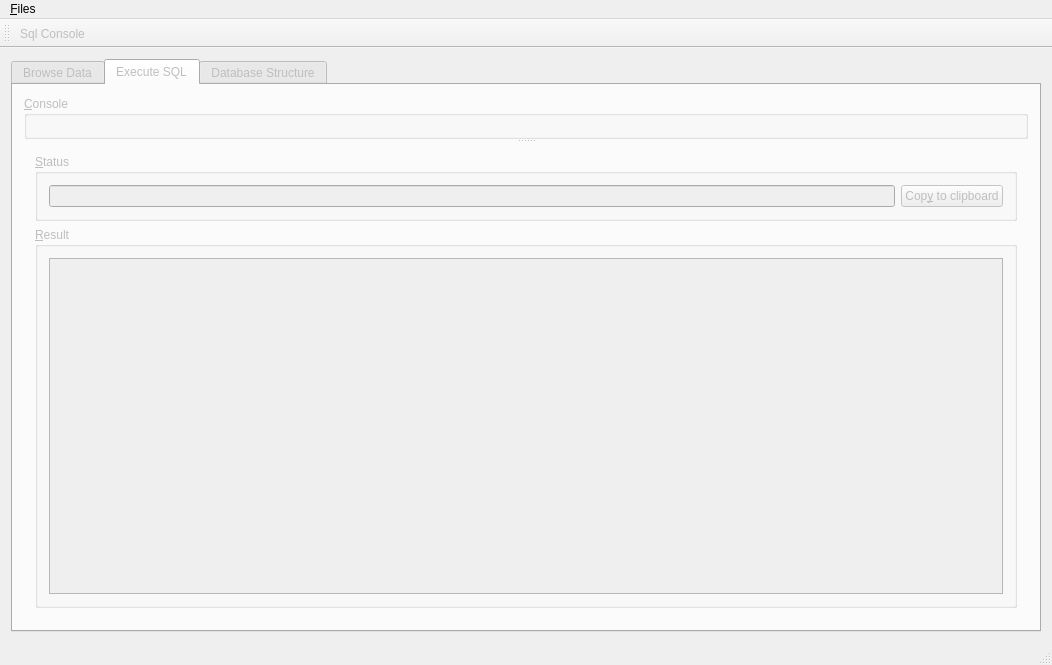
Above: src/MainWindow.ui from mowijo/BinOculars before the change. Below: the same form after it.
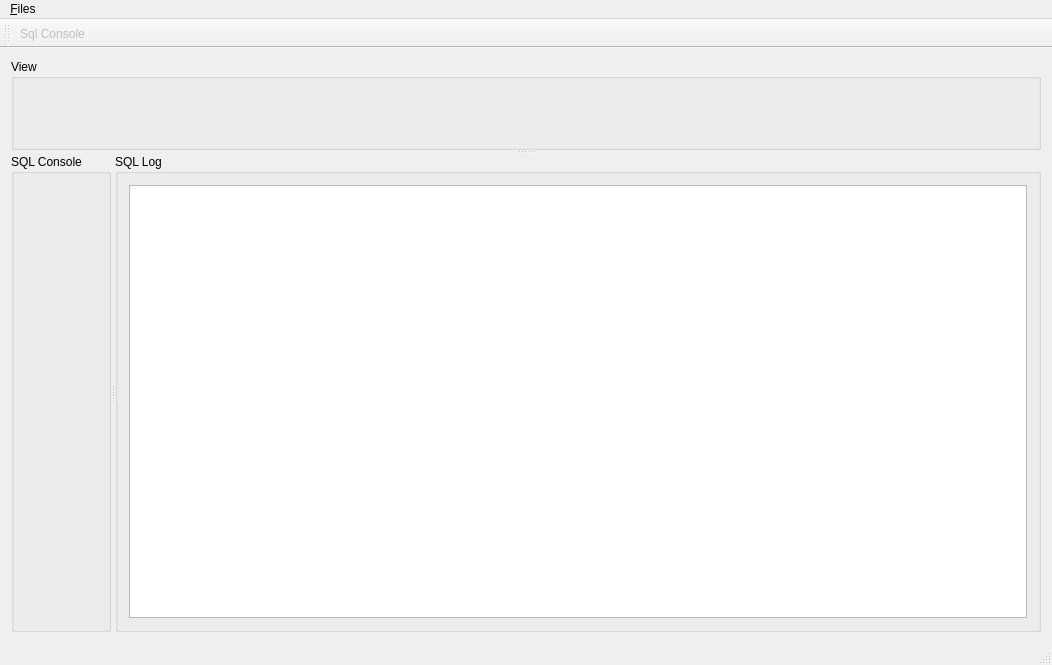
That is the form after the change. The open tabs and pages were chosen to show the change.

Commit message: Added some geometry saving/restoring.

Diff of the .ui file:
```diff
--- a/src/MainWindow.ui
+++ b/src/MainWindow.ui
@@ -14,94 +14,45 @@
    <string>MainWindow</string>
   </property>
   <widget class="QWidget" name="centralWidget">
-   <layout class="QVBoxLayout" name="verticalLayout_2">
+   <layout class="QVBoxLayout" name="verticalLayout_4">
     <item>
-     <widget class="QTabWidget" name="tabpane">
-      <property name="enabled">
-       <bool>false</bool>
+     <widget class="QSplitter" name="mainsplitter">
+      <property name="orientation">
+       <enum>Qt::Vertical</enum>
       </property>
-      <property name="currentIndex">
-       <number>0</number>
-      </property>
-      <widget class="QWidget" name="tab">
-       <attribute name="title">
-        <string>Browse Data</string>
-       </attribute>
-      </widget>
-      <widget class="QWidget" name="consoletab">
-       <property name="enabled">
-        <bool>false</bool>
+      <widget class="QGroupBox" name="groupBox_3">
+       <property name="title">
+        <string>View</string>
        </property>
-       <attribute name="title">
-        <string>Execute SQL</string>
-       </attribute>
-       <layout class="QVBoxLayout" name="verticalLayout_5">
+       <layout class="QVBoxLayout" name="verticalLayout_3">
         <item>
-         <widget class="QSplitter" name="splitter">
-          <property name="orientation">
-           <enum>Qt::Vertical</enum>
-          </property>
-          <widget class="QGroupBox" name="consolegroupbox">
-           <property name="title">
-            <string>&amp;Console</string>
-           </property>
-          </widget>
-          <widget class="QWidget" name="layoutWidget">
-           <layout class="QVBoxLayout" name="verticalLayout_4">
-            <item>
-             <widget class="QGroupBox" name="groupBox_2">
-              <property name="title">
-               <string>&amp;Status</string>
-              </property>
-              <layout class="QHBoxLayout" name="horizontalLayout">
-               <item>
-                <widget class="QLineEdit" name="status">
-                 <property name="enabled">
-                  <bool>false</bool>
-                 </property>
-                </widget>
-               </item>
-               <item>
-                <widget class="QPushButton" name="pushButton">
-                 <property name="text">
-                  <string>Cop&amp;y to clipboard</string>
-                 </property>
-                </widget>
-               </item>
-              </layout>
-             </widget>
-            </item>
-            <item>
-             <widget class="QGroupBox" name="groupBox">
-              <property name="title">
-               <string>&amp;Result</string>
-              </property>
-              <layout class="QVBoxLayout" name="verticalLayout_3">
-               <item>
-                <widget class="QTableView" name="result">
-                 <property name="enabled">
-                  <bool>false</bool>
-                 </property>
-                </widget>
-               </item>
-              </layout>
-             </widget>
-            </item>
-           </layout>
-          </widget>
+         <widget class="QStackedWidget" name="viewstack">
+          <widget class="QWidget" name="page"/>
+          <widget class="QWidget" name="page_2"/>
          </widget>
         </item>
        </layout>
       </widget>
-      <widget class="QWidget" name="tab_2">
-       <attribute name="title">
-        <string>Database Structure</string>
-       </attribute>
-       <layout class="QVBoxLayout" name="verticalLayout">
-        <item>
-         <widget class="QTreeView" name="databaseview"/>
-        </item>
-       </layout>
+      <widget class="QSplitter" name="console_log_splitter">
+       <property name="orientation">
+        <enum>Qt::Horizontal</enum>
+       </property>
+       <widget class="QGroupBox" name="consoleframe">
+        <property name="title">
+         <string>SQL Console</string>
+        </property>
+        <layout class="QVBoxLayout" name="verticalLayout_2"/>
+       </widget>
+       <widget class="QGroupBox" name="groupBox_2">
+        <property name="title">
+         <string>SQL Log</string>
+        </property>
+        <layout class="QVBoxLayout" name="verticalLayout">
+         <item>
+          <widget class="QTextEdit" name="log"/>
+         </item>
+        </layout>
+       </widget>
       </widget>
      </widget>
     </item>
```
The commit also changes 1 other file.
